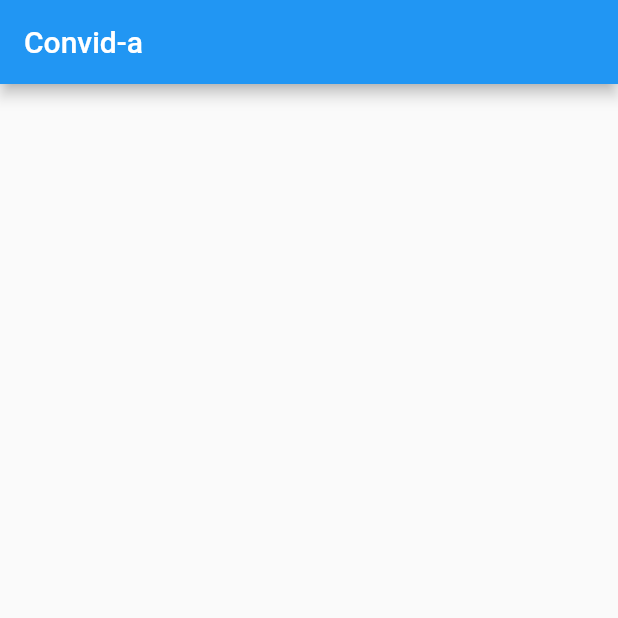
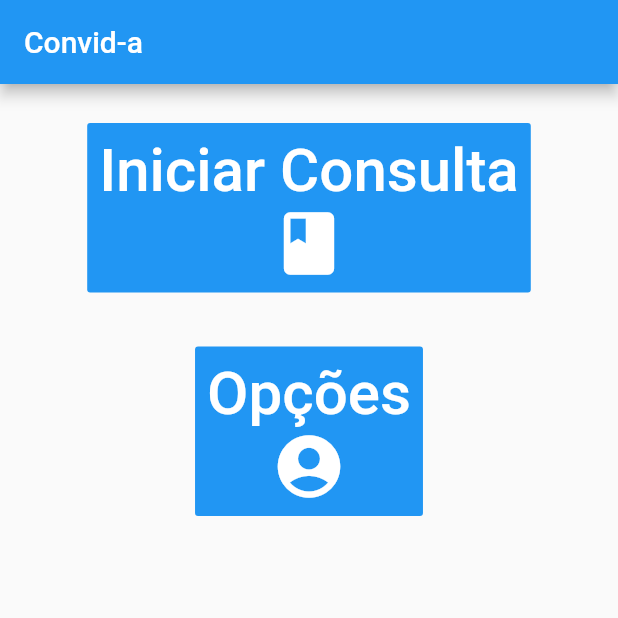
Before and after one commit to thalamicworm3/Convid-A, a Flutter app: the screen it shows after launch, on a phone screen of 412 x 824 dp, the top half of it. Run offline on Flutter 3.47's test engine with Material 2 defaults, Android fonts, the light colour scheme and no system bars; our stand-ins replace shared_preferences.

Commit message:
Menu Consertado

```diff
--- a/appcovid/lib/menu.dart
+++ b/appcovid/lib/menu.dart
@@ -25,7 +25,62 @@ class _MenuScreenState extends State<MenuScreen> {
             Container(
               padding: const EdgeInsets.only(bottom: 8),
             ),
-            new Expanded(
+            Container(
+              margin: const EdgeInsets.all(15.0),
+              padding: const EdgeInsets.all(3.0),
+              child: FlatButton(
+                  color: Colors.blue,
+                  textColor: Colors.white,
+                  disabledColor: Colors.grey,
+                  disabledTextColor: Colors.black,
+                  padding: EdgeInsets.all(8.0),
+                  splashColor: Colors.blueAccent,
+                  onPressed: () {
+                    Navigator.push(
+                      context,
+                      MaterialPageRoute(builder: (context) => Cadastro()),
+                    );
+                  },
+                  child: Column(children: <Widget>[
+                    Text(
+                      "Iniciar Consulta",
+                      style: TextStyle(fontSize: 40.0),
+                    ),
+                    Icon(
+                      Icons.book,
+                      size: 50,
+                    )
+                  ])),
+            ),
+            Container(
+              margin: const EdgeInsets.all(15.0),
+              padding: const EdgeInsets.all(3.0),
+              child: FlatButton(
+                  color: Colors.blue,
+                  textColor: Colors.white,
+                  disabledColor: Colors.grey,
+                  disabledTextColor: Colors.black,
+                  padding: EdgeInsets.all(8.0),
+                  splashColor: Colors.blueAccent,
+                  onPressed: () {
+                    Navigator.push(
+                      context,
+                      MaterialPageRoute(builder: (context) => Cadastro()),
+                    );
+                  },
+                  child: Column(children: <Widget>[
+                    Text(
+                      "Opções",
+                      style: TextStyle(fontSize: 40.0),
+                    ),
+                    Icon(
+                      Icons.account_circle,
+                      size: 50,
+                    )
+                  ])),
+            ),
+
+            /*  new Expanded(
               child: ListView.builder(
                   itemCount: 2,
                   itemBuilder: (context, index) {
@@ -99,9 +154,9 @@ class _MenuScreenState extends State<MenuScreen> {
                           );
                         }
                         break;
-                    }
+                    } */
 
-                    /* Container(
+            /* Container(
                           margin: const EdgeInsets.all(15.0),
                           padding: const EdgeInsets.all(3.0),
                           //color: Colors.blueGrey,
@@ -128,8 +183,6 @@ class _MenuScreenState extends State<MenuScreen> {
                               );
                             },
                           )); */
-                  }),
-            )
           ],
         ));
   }
```
